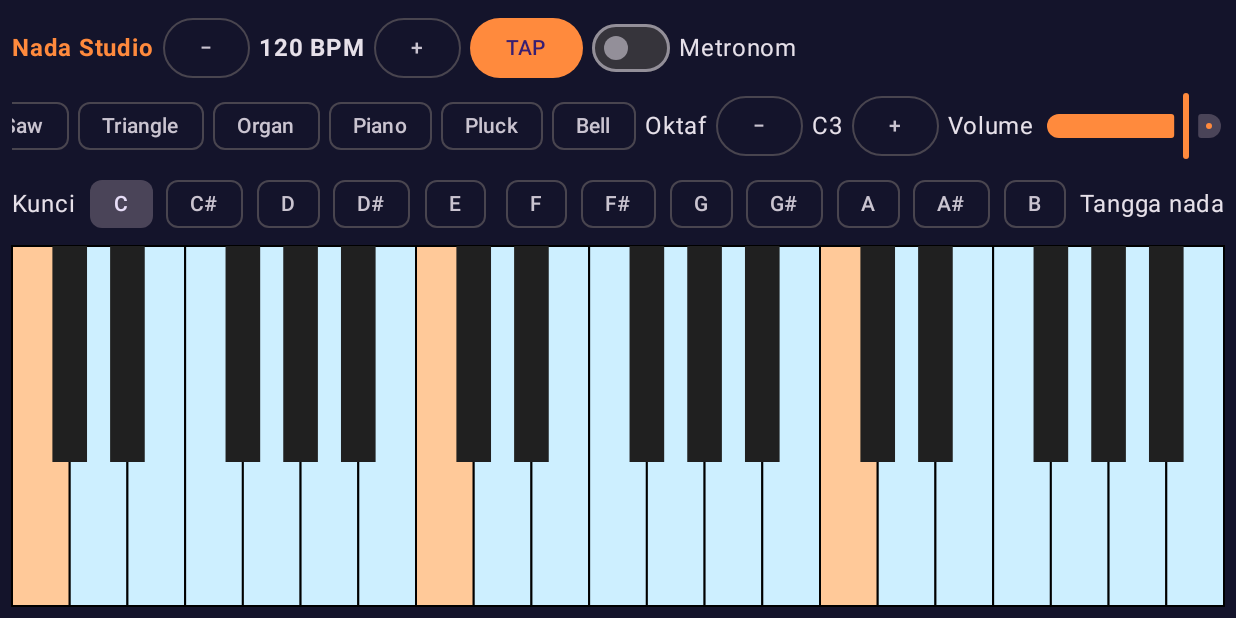
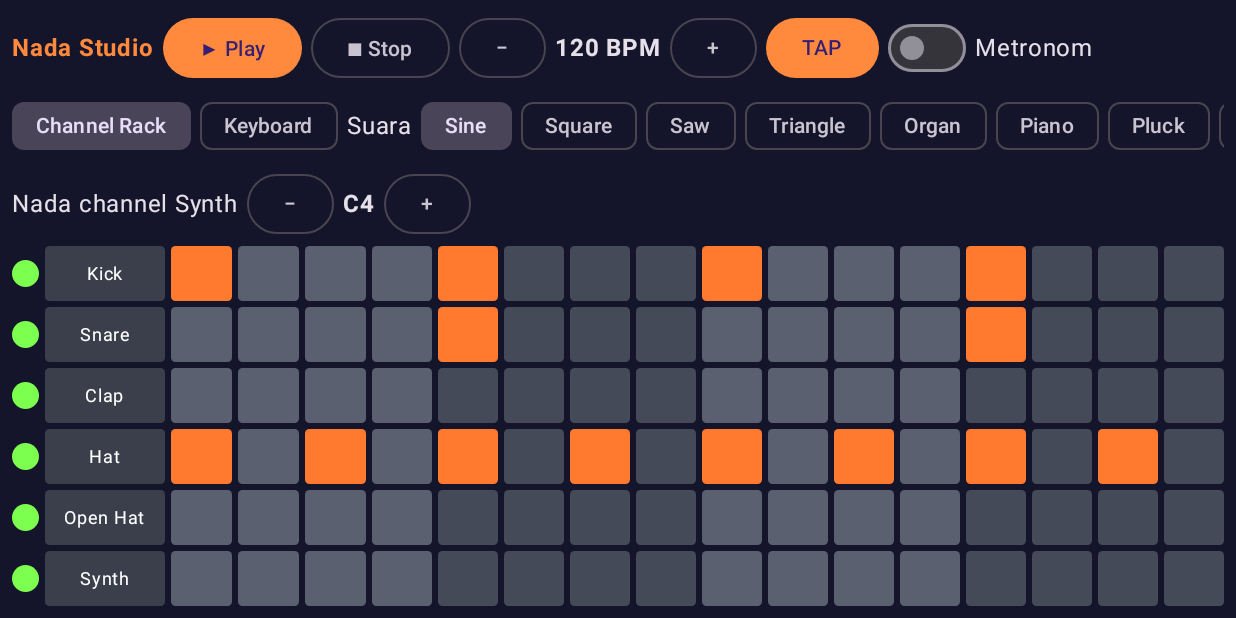
Before and after one commit to putriikaory-byte/NadaStudio, an Android app built with Jetpack Compose: the screen it shows after launch (MainActivity), on a phone screen of 824 x 412 dp (held sideways). Run offline under Robolectric (Android 15) with nearby library versions, the phone set to English and light mode, and no system bars.

Commit message:
Update MainActivity.kt

```diff
--- a/app/src/main/java/com/nadastudio/app/MainActivity.kt
+++ b/app/src/main/java/com/nadastudio/app/MainActivity.kt
@@ -35,6 +35,8 @@ private fun ScrollRow(content: @Composable RowScope.() -> Unit) = Row(
     content = content
 )
 
+private fun noteLabel(n: Int): String = NOTE_NAMES[n % 12] + (n / 12 - 1)
+
 @OptIn(ExperimentalMaterial3Api::class)
 @Composable
 fun NadaApp(synth: SynthEngine) {
@@ -55,12 +57,25 @@ fun NadaApp(synth: SynthEngine) {
             var lock by remember { mutableStateOf(false) }
             var octave by remember { mutableIntStateOf(3) }
             var volume by remember { mutableFloatStateOf(0.8f) }
+            var tab by remember { mutableIntStateOf(0) }
+            var seqNote by remember { mutableIntStateOf(synth.seqNote) }
             val taps = remember { mutableListOf<Long>() }
             val scale = remember(root, scaleType) { scaleSet(root, scaleType) }
+            val grid = remember {
+                mutableStateListOf<Boolean>().also { l ->
+                    repeat(CHANNEL_NAMES.size * STEPS) { l.add(synth.steps[it]) }
+                }
+            }
+            val mutes = remember {
+                mutableStateListOf<Boolean>().also { l ->
+                    repeat(CHANNEL_NAMES.size) { l.add(synth.chMute[it]) }
+                }
+            }
 
             SideEffect {
                 synth.bpm = bpm; synth.metronomeOn = metro
                 synth.wave = wave; synth.volume = volume
+                synth.seqNote = seqNote
             }
 
             fun tap() {
@@ -77,6 +92,8 @@ fun NadaApp(synth: SynthEngine) {
             Column(Modifier.fillMaxSize().padding(8.dp), verticalArrangement = Arrangement.spacedBy(4.dp)) {
                 ScrollRow {
                     Text("Nada Studio", fontWeight = FontWeight.Bold, color = MaterialTheme.colorScheme.primary)
+                    Button(onClick = { synth.startSeq() }) { Text("▶ Play") }
+                    OutlinedButton(onClick = { synth.stopSeq() }) { Text("■ Stop") }
                     OutlinedButton(onClick = { bpm = (bpm - 1).coerceAtLeast(40) }) { Text("−") }
                     Text("$bpm BPM", fontWeight = FontWeight.Bold)
                     OutlinedButton(onClick = { bpm = (bpm + 1).coerceAtMost(240) }) { Text("+") }
@@ -85,10 +102,23 @@ fun NadaApp(synth: SynthEngine) {
                     Text("Metronom")
                 }
                 ScrollRow {
+                    FilterChip(selected = tab == 0, onClick = { tab = 0 }, label = { Text("Channel Rack") })
+                    FilterChip(selected = tab == 1, onClick = { tab = 1 }, label = { Text("Keyboard") })
                     Text("Suara")
                     Wave.values().forEach {
                         FilterChip(selected = wave == it, onClick = { wave = it }, label = { Text(it.label) })
                     }
+                }
+                if (tab == 0) {
+                    ScrollRow {
+                        Text("Nada channel Synth")
+                        OutlinedButton(onClick = { seqNote = (seqNote - 1).coerceAtLeast(24) }) { Text("−") }
+                        Text(noteLabel(seqNote), fontWeight = FontWeight.Bold)
+                        OutlinedButton(onClick = { seqNote = (seqNote + 1).coerceAtMost(96) }) { Text("+") }
+                    }
+                    ChannelRack(synth, grid, mutes, Modifier.fillMaxWidth().weight(1f))
+                } else {
+                    ScrollRow {
                         Text("Oktaf")
                         OutlinedButton(onClick = { octave = (octave - 1).coerceAtLeast(1) }) { Text("−") }
                         Text("C$octave")
@@ -122,3 +152,4 @@ fun NadaApp(synth: SynthEngine) {
             }
         }
     }
+}
```
Lines whose indentation alone changed are shown as unchanged.
